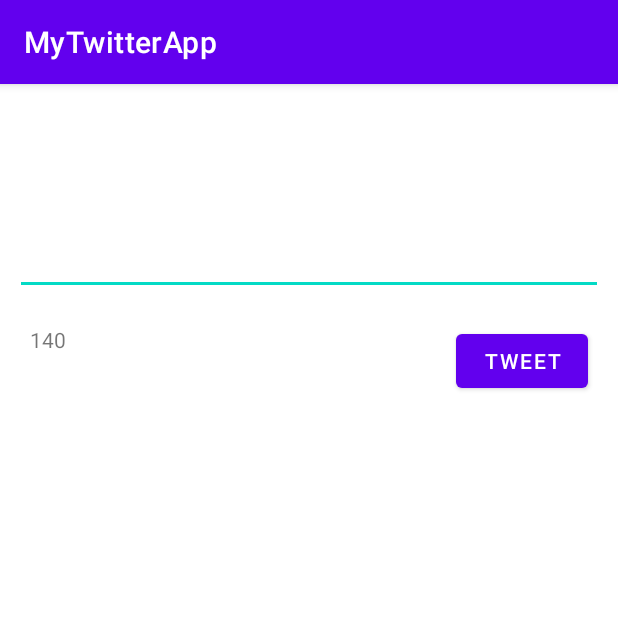
After one commit to WazahatAttar/RestClientTemplateKotlin, an Android app: the ComposeActivity screen opened directly, with no data from a screen before it, on a phone screen of 412 x 824 dp, the top half of it. The commit adds this screen. Run offline under Robolectric (Android 15) with nearby library versions, the phone set to English and light mode, and no system bars; our stand-ins replace Room's generated code; libraries missing offline, so code that uses them is left out: com.codepath.asynchttpclient, com.facebook.stetho; 1 statement that could not run was skipped.

Commit message:
Unit 4 update

```diff
--- a/app/build.gradle
+++ b/app/build.gradle
@@ -2,6 +2,7 @@ plugins {
     id 'com.android.application'
     id 'kotlin-android'
     id 'kotlin-kapt'
+    id 'kotlin-parcelize'
 }
 
 def apikeyPropertiesFile = rootProject.file("apikey.properties")
@@ -27,6 +28,10 @@ android {
         }
         buildConfigField("String", "CONSUMER_KEY", apikeyProperties['CONSUMER_KEY'])
         buildConfigField("String", "CONSUMER_SECRET", apikeyProperties['CONSUMER_SECRET'])
+    }
+
+    buildFeatures{
+        viewBinding true
     }
 
     // Related to https://github.com/scribejava/scribejava/issues/480
@@ -71,4 +76,5 @@ dependencies {
     implementation "androidx.room:room-runtime:$room_version"
     kapt "androidx.room:room-compiler:$room_version"
     implementation 'com.facebook.stetho:stetho:1.5.1'
+    //implementation 'com.github.broakenmedia:CharCountTextView:v1.0'
 }
--- a/app/src/main/AndroidManifest.xml
+++ b/app/src/main/AndroidManifest.xml
@@ -13,6 +13,9 @@
         android:roundIcon="@mipmap/ic_launcher_round"
         android:supportsRtl="true"
         android:theme="@style/Theme.RestClientTemplateKotlin">
+        <activity
+            android:name=".ComposeActivity"
+            android:exported="false" />
         <activity
             android:name=".TimelineActivity"
             android:exported="false" />
--- /dev/null
+++ b/app/src/main/java/com/codepath/apps/restclienttemplate/ComposeActivity.kt
@@ -0,0 +1,82 @@
+package com.codepath.apps.restclienttemplate
+
+import android.content.Intent
+import android.text.Editable
+import android.text.TextWatcher
+import androidx.appcompat.app.AppCompatActivity
+import android.os.Bundle
+import android.util.Log
+import android.widget.Button
+import android.widget.EditText
+import android.widget.TextView
+import android.widget.Toast
+import com.codepath.apps.restclienttemplate.models.Tweet
+import com.codepath.asynchttpclient.callback.JsonHttpResponseHandler
+import okhttp3.Headers
+
+class ComposeActivity : AppCompatActivity() {
+    lateinit var etCompose: EditText
+    lateinit var btnTweet: Button
+    lateinit var  client: TwitterClient
+    lateinit var tweetCount: TextView
+
+
+    override fun onCreate(savedInstanceState: Bundle?) {
+        super.onCreate(savedInstanceState)
+        setContentView(R.layout.activity_compose)
+
+        etCompose = findViewById(R.id.editTextTweet)
+        btnTweet = findViewById(R.id.btnTweet)
+        client= TwitterApplication.getRestClient(this)
+        tweetCount= findViewById(R.id.count_tweet)
+
+        etCompose.addTextChangedListener(object : TextWatcher{
+            val tweetContent = etCompose.text
+            override fun beforeTextChanged(p0: CharSequence?, p1: Int, p2: Int, p3: Int) {}
+            override fun afterTextChanged(p0: Editable?) {}
+            override fun onTextChanged(p0: CharSequence?, p1: Int, p2: Int, p3: Int) {
+                btnTweet.isEnabled = tweetContent.isNotEmpty() && tweetContent.length <= 140
+                tweetCount.text = (140 - etCompose.text.toString().trim().length).toString()
+            }
+        })
+
+        btnTweet.setOnClickListener{
+            val tweetContent= etCompose.text.toString()
+
+            if(tweetContent.isEmpty()){
+                Toast.makeText(this, "Empty tweet not allowed!", Toast.LENGTH_SHORT).show()
+
+            }
+
+            if (tweetContent.length > 140){
+                Toast.makeText(this, "Tweet longer than 140 characters!", Toast.LENGTH_SHORT).show()
+
+            }
+            else{
+                client.publishTweet(tweetContent,object : JsonHttpResponseHandler(){
+                    override fun onFailure(
+                        statusCode: Int,
+                        headers: Headers?,
+                        response: String?,
+                        throwable: Throwable?
+                    ) {
+                        Log.e("Wizzy", "Failed Publish", throwable)
+                    }
+
+                    override fun onSuccess(statusCode: Int, headers: Headers?, json: JSON) {
+                        val tweet = Tweet.fromJson(json.jsonObject)
+                        val intent=Intent()
+                        intent.putExtra("tweet", tweet)
+                        setResult(RESULT_OK, intent)
+                        finish()
+
+
+                    }
+
+                })
+
+            }
+
+        }
+    }
+}
--- /dev/null
+++ b/app/src/main/res/layout/activity_compose.xml
@@ -0,0 +1,40 @@
+<?xml version="1.0" encoding="utf-8"?>
+<androidx.constraintlayout.widget.ConstraintLayout xmlns:android="http://schemas.android.com/apk/res/android"
+    xmlns:app="http://schemas.android.com/apk/res-auto"
+    xmlns:tools="http://schemas.android.com/tools"
+    android:layout_width="match_parent"
+    android:layout_height="match_parent"
+       tools:context=".ComposeActivity">
+
+    <EditText
+        android:id="@+id/editTextTweet"
+        android:layout_width="match_parent"
+        android:layout_height="wrap_content"
+        android:ems="10"
+        android:gravity="start|top"
+        android:inputType="textMultiLine"
+        android:minLines="5"
+        android:layout_margin="10dp"
+        app:layout_constraintEnd_toEndOf="parent"
+        app:layout_constraintStart_toStartOf="parent"
+        app:layout_constraintTop_toTopOf="parent" />
+
+    <Button
+        android:id="@+id/btnTweet"
+        android:layout_width="wrap_content"
+        android:layout_height="wrap_content"
+        android:layout_margin="20dp"
+        android:text="Tweet"
+        app:layout_constraintEnd_toEndOf="parent"
+        app:layout_constraintTop_toBottomOf="@+id/editTextTweet" />
+
+    <TextView
+        android:id="@+id/count_tweet"
+        android:layout_width="wrap_content"
+        android:layout_height="wrap_content"
+        android:text="140"
+        android:layout_margin="20dp"
+        app:layout_constraintStart_toStartOf="parent"
+        app:layout_constraintTop_toBottomOf="@+id/editTextTweet" />
+
+</androidx.constraintlayout.widget.ConstraintLayout>
```
Also changed, not shown: app/src/main/java/com/codepath/apps/restclienttemplate/TimelineActivity.kt (+32 -0 lines), app/src/main/java/com/codepath/apps/restclienttemplate/TwitterClient.kt (+11 -8 lines), app/src/main/java/com/codepath/apps/restclienttemplate/models/Tweet.kt (+7 -4 lines), app/src/main/java/com/codepath/apps/restclienttemplate/models/User.kt (+6 -4 lines), app/src/main/res/layout/item_tweet.xml (+6 -3 lines), app/src/main/res/menu/menu_main.xml (added, +11 -0 lines).
